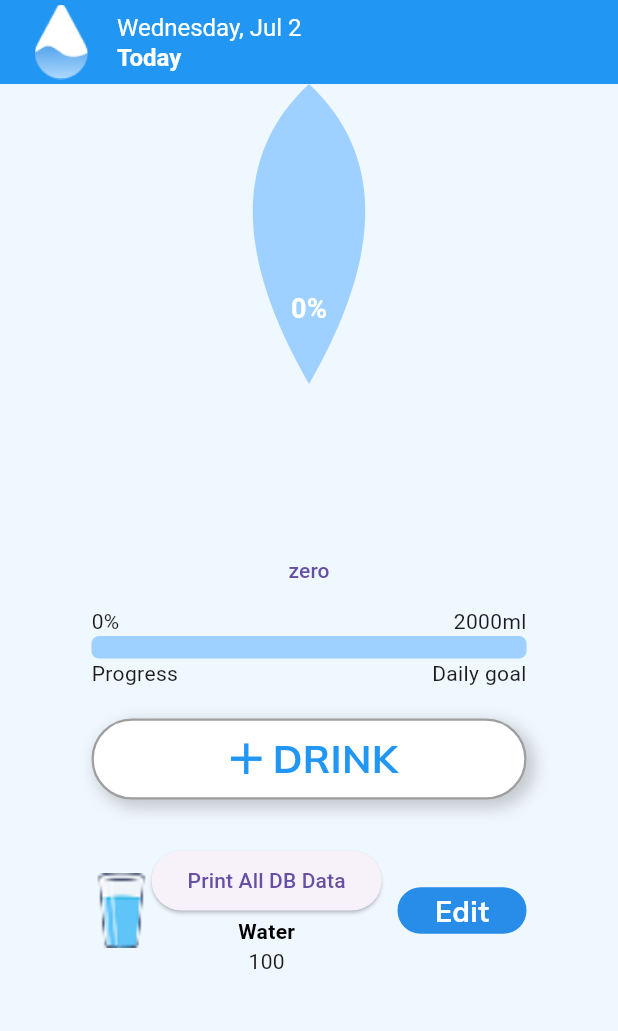
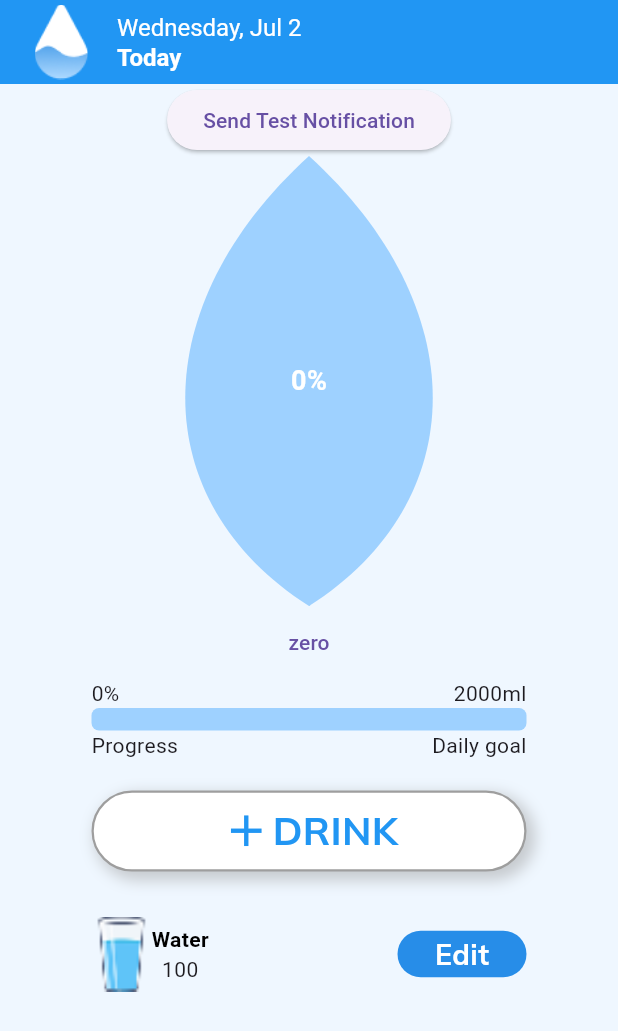
Before and after one commit to Ismailakram300/water_reminder_app, a Flutter app: the HomeScreen screen opened directly, on a phone screen of 412 x 824 dp. Shown: the top 1031 px of the screen. Run offline on Flutter 3.47's test engine with Material 3 defaults, Android fonts, the light colour scheme and no system bars; drawn by our look-alikes of percent_indicator; our stand-ins replace fl_chart, flutter_local_notifications, liquid_progress_indicator_v2, numberpicker, permission_handler, shared_preferences and 2 more; missing offline and left inert: android_intent_plus; accounts and stored records are empty.

Commit message:
Update home_screen.dart

```diff
--- a/lib/screens/home_screen.dart
+++ b/lib/screens/home_screen.dart
@@ -282,12 +282,31 @@ class _HomeScreenState extends State<HomeScreen> {
               mainAxisAlignment: MainAxisAlignment.center,
               crossAxisAlignment: CrossAxisAlignment.center,
               children: <Widget>[
-
+                ElevatedButton(
+                  onPressed: () async {
+                    final plugin =  FlutterLocalNotificationsPlugin();
+                    const details = NotificationDetails(
+                      android: AndroidNotificationDetails(
+                        'test_channel',
+                        'Test Notifications',
+                        importance: Importance.high,
+                        priority: Priority.high,
+                      ),
+                    );
+                    await plugin.show(
+                      0,
+                      'Test Notification',
+                      'This is a test 🚀',
+                      details,
+                    );
+                  },
+                  child: Text("Send Test Notification"),
+                ),
 
                 SizedBox(
-                  width: 150,
+                  width: 300,
                   height: 300,
-                  child:LiquidCustomProgressIndicator(
+                  child: LiquidCustomProgressIndicator(
                     value: _counter,
                     valueColor: AlwaysStoppedAnimation(Colors.blue),
                     backgroundColor: const Color(0xff9ED1FF),
@@ -300,9 +319,8 @@ class _HomeScreenState extends State<HomeScreen> {
                         fontSize: 18,
                       ),
                     ),
-                    shapePath: _buildWaterDropPath(Size(150, 200)),
-                  )
-
+                    shapePath: _buildWaterDropPath(),
+                  ),
                 ),
                 TextButton(onPressed: Decrement, child: Text('zero')),
 
@@ -391,13 +409,6 @@ class _HomeScreenState extends State<HomeScreen> {
                               ),
                               Column(
                                 children: [
-                                  ElevatedButton(
-                                    onPressed: () {
-                                      DatabaseHelper.instance.debugPrintAllData();
-                                    },
-                                    child: Text("Print All DB Data"),
-                                  ),
-
                                   Text(
                                     'Water',
                                     style: TextStyle(
@@ -443,40 +454,26 @@ class _HomeScreenState extends State<HomeScreen> {
 }
 
 /// This path looks like a real teardrop shape
-// Path _buildWaterDropPath(Size size) {
-//   final double width = size.width;
-//   final double height = size.height;
-//
-//   final Path path = Path();
-//   path.moveTo(width * 0.5, 0);
-//   path.cubicTo(
-//     width * 0.9,
-//     height * 0.3,
-//     width * 0.9,
-//     height * 0.7,
-//     width * 0.5,
-//     height,
-//   );
-//   path.cubicTo(
-//     width * 0.1,
-//     height * 0.7,
-//     width * 0.1,
-//     height * 0.3,
-//     width * 0.5,
-//     0,
-//   );
-//   path.close();
-//   return path;
-// }
-Path _buildWaterDropPath(Size size) {
+Path _buildWaterDropPath() {
   final path = Path();
-  final width = size.width;
-  final height = size.height;
 
-  path.moveTo(width / 2, 0); // top middle point
-  path.quadraticBezierTo(width, height * 0.35, width / 2, height);
-  path.quadraticBezierTo(0, height * 0.35, width / 2, 0);
+  // Start at the bottom center
+  path.moveTo(150, 300);
+
+  // Right side curve
+  path.cubicTo(
+    260, 230,   // Control point 1 (right)
+    260, 100,   // Control point 2 (top right curve)
+    150, 0,     // End at top point
+  );
+
+  // Left side curve
+  path.cubicTo(
+    40, 100,    // Control point 1 (top left curve)
+    40, 230,    // Control point 2 (left)
+    150, 300,   // Back to bottom center
+  );
+
   path.close();
-
   return path;
 }
```
